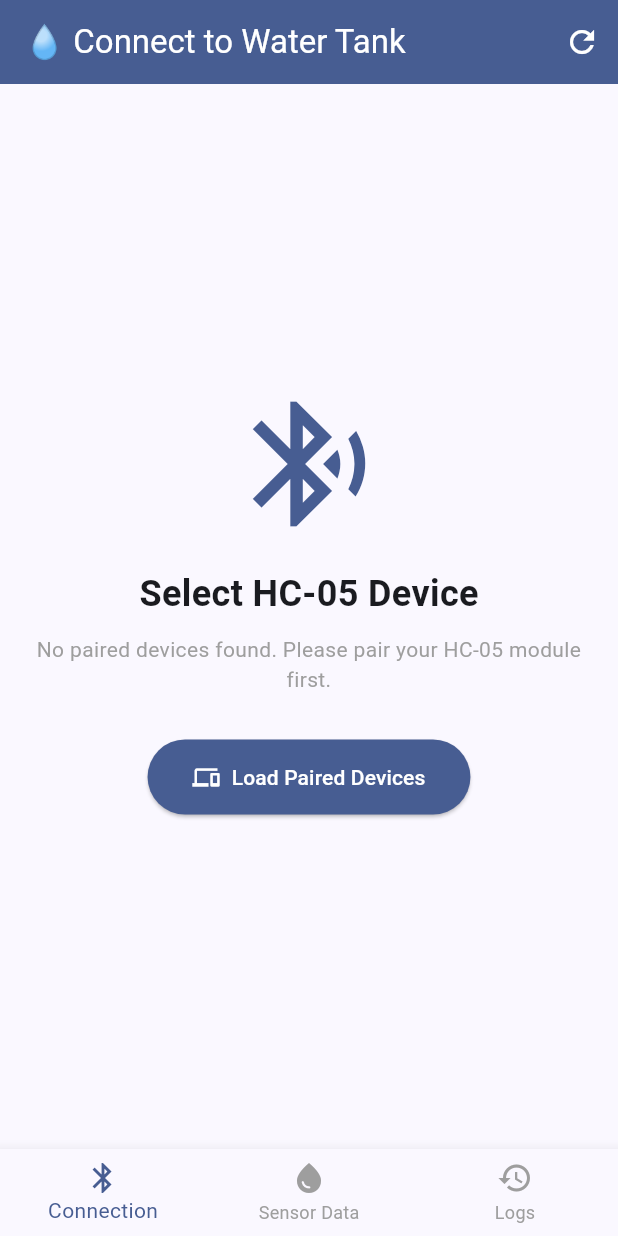
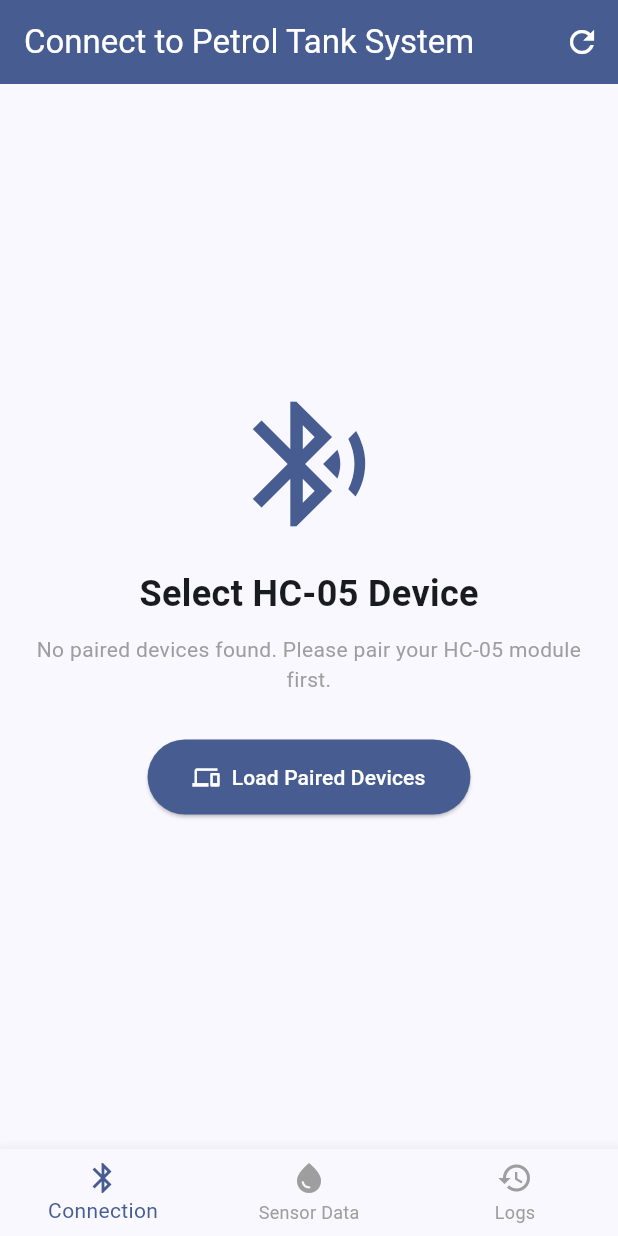
Before and after one commit to WangodaFrancis667/HCR04-ATMEGA328P-WATERSENSOR-BAREMETAL-CODE, a Flutter app: the screen it shows after launch, on a phone screen of 412 x 824 dp. Run offline on Flutter 3.47's test engine with Material 3 defaults, Android fonts, the light colour scheme and no system bars; our stand-ins replace flutter_bluetooth_serial, shared_preferences, sqflite; accounts and stored records are empty.

Commit message:
Update Bluetooth connection screen title to reflect petrol tank system

```diff
--- a/client/lib/screens/bluetooth_connection_screen.dart
+++ b/client/lib/screens/bluetooth_connection_screen.dart
@@ -186,7 +186,7 @@ class _BluetoothConnectionScreenState extends State<BluetoothConnectionScreen> {
   Widget build(BuildContext context) {
     return Scaffold(
       appBar: AppBar(
-        title: const Text('💧 Connect to Water Tank'),
+        title: const Text('Connect to Petrol Tank System'),
         backgroundColor: Theme.of(context).colorScheme.primary,
         foregroundColor: Theme.of(context).colorScheme.onPrimary,
         actions: [
```
